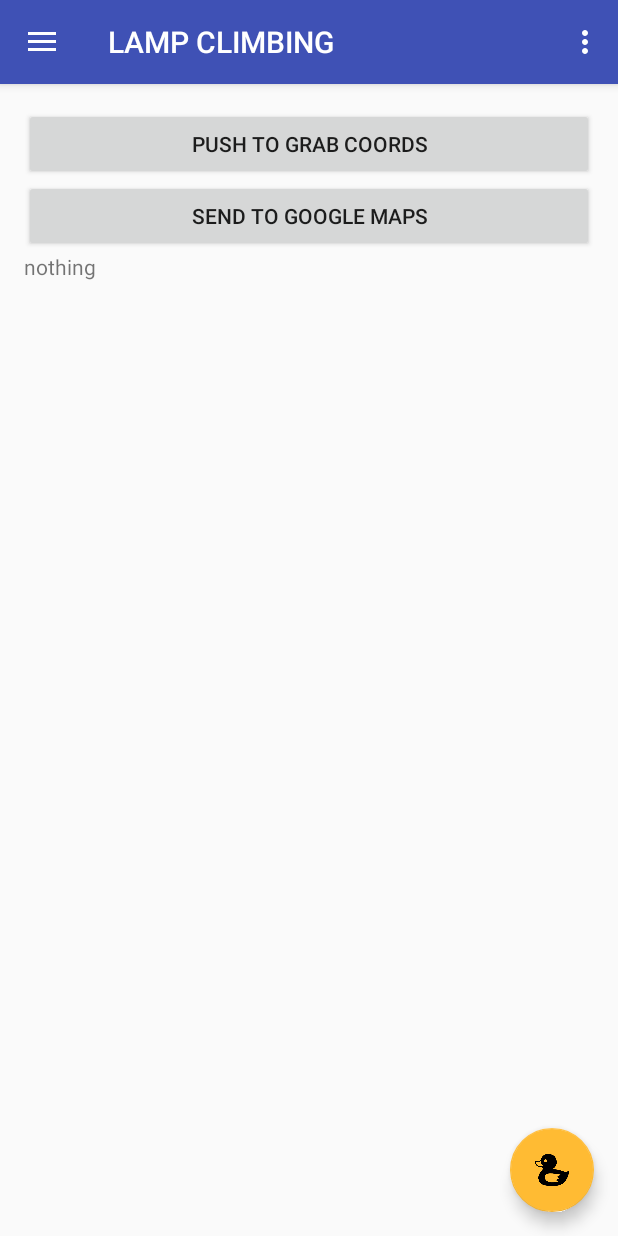
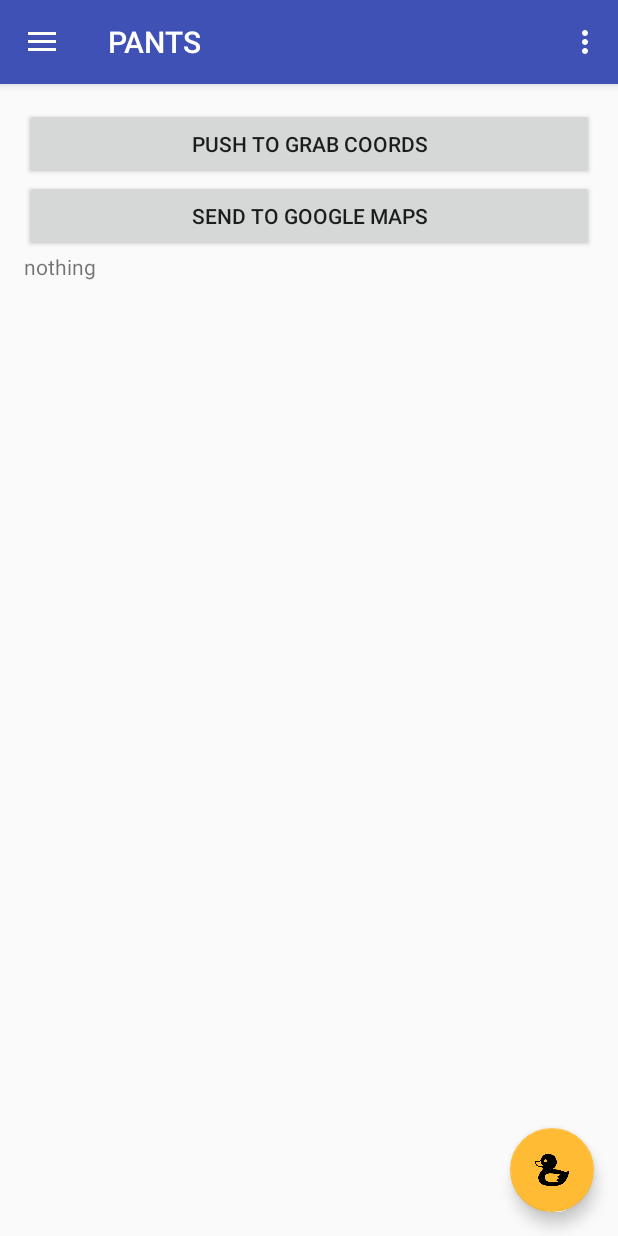
Before and after one commit to jj05y/ClimbingLogAndroidApp, an Android app: the screen it shows after launch (MainActivity), in the side drawer, after a tap on "TestGPS", on a phone screen of 412 x 824 dp. Run offline under Robolectric (Android 15) with nearby library versions, the phone set to English and light mode, and no system bars; pictures from the network do not load.

Commit message:
cleaning of junk code

```diff
--- a/app/src/main/java/nils/and/lamp/app/Activities/MainActivity.java
+++ b/app/src/main/java/nils/and/lamp/app/Activities/MainActivity.java
@@ -1,5 +1,6 @@
 package nils.and.lamp.app.Activities;
 
+import android.content.Context;
 import android.content.pm.PackageManager;
 import android.graphics.Bitmap;
 import android.graphics.BitmapFactory;
@@ -34,8 +35,8 @@ import nils.and.lamp.app.R;
 public class MainActivity extends AppCompatActivity
         implements NavigationView.OnNavigationItemSelectedListener, ClimbBrowser.OnFragmentInteractionListener, ClimbCreator.OnFragmentInteractionListener, TestGps.OnFragmentInteractionListener {
 
-    private static final int MY_PERMISSIONS_REQUEST_FINE_LOCATION = 9998;
     private ClimbDataBaseHandler dataBaseHandler;
+    private Context context;
 
     @Override
     protected void onCreate(Bundle savedInstanceState) {
@@ -43,6 +44,8 @@ public class MainActivity extends AppCompatActivity
         setContentView(R.layout.activity_main);
         Toolbar toolbar = (Toolbar) findViewById(R.id.toolbar);
         setSupportActionBar(toolbar);
+
+        context = this;
 
         FloatingActionButton fab = (FloatingActionButton) findViewById(R.id.fab);
         fab.setOnClickListener(new View.OnClickListener() {
@@ -53,27 +56,29 @@ public class MainActivity extends AppCompatActivity
             }
         });
 
+
+        new Thread(new Runnable() {
+            @Override
+            public void run() {
                 if (dataBaseHandler == null) {
-            dataBaseHandler = new ClimbDataBaseHandler(getApplicationContext());
+                    dataBaseHandler = new ClimbDataBaseHandler(context);
                 }
-
-
                 if (dataBaseHandler.isEmpty()) {
-
+                    //Toast.makeText(context, "Filling Database with pre-loaded climbs", Toast.LENGTH_SHORT).show();
                     Bitmap climb1 = BitmapFactory.decodeResource(getResources(), R.drawable.climb1);
                     Bitmap climb3 = BitmapFactory.decodeResource(getResources(), R.drawable.climb3);
 
-
-            //TODO thread this
                     dataBaseHandler.addClimb("Street Fighter", "4c", "~10m","fab", climb1, "53.2713,-6.1074");
                     dataBaseHandler.addClimb("Tower Ridge Direct", "5c", "~20m","super fab",climb3,"53.2713,-6.1074");
                     dataBaseHandler.addClimb("Graham Crackers", "5a", "~25m","super fab",climb3,"53.2713,-6.1074");
                     dataBaseHandler.addClimb("Paradise Lost", "4a", "~20m","super super fab",climb1,"53.2713,-6.1074");
                     dataBaseHandler.addClimb("Stereo-Tentacles", "5a", "~15m","super super super fab",climb3,"53.2713,-6.1074");
                     Log.d("DB", "added some climbs");
+                    //Toast.makeText(context, "Finished loading climbs", Toast.LENGTH_SHORT).show();
+                }
+            }
+        }).start();
 
-
-        }
 
 
         DrawerLayout drawer = (DrawerLayout) findViewById(R.id.drawer_layout);
@@ -119,6 +124,7 @@ public class MainActivity extends AppCompatActivity
 
         //noinspection SimplifiableIfStatement
         if (id == R.id.action_settings) {
+            //TODO preferences fragment :( not sure about the implications of this
             return true;
         }
 
@@ -130,57 +136,31 @@ public class MainActivity extends AppCompatActivity
     public boolean onNavigationItemSelected(MenuItem item) {
         // Handle navigation view item clicks here.
         int id = item.getItemId();
+        FragmentManager fragmentManager = getSupportFragmentManager();
 
         if (id == R.id.nav_browse) {
-            // Handle the joe action
-            // Create a new fragment and specify the planet to show based on position
-            Fragment fragment = new ClimbBrowser();
-
-
-            // Insert the fragment by replacing any existing fragment
-            FragmentManager fragmentManager = getSupportFragmentManager();
             fragmentManager.beginTransaction()
-                    .replace(R.id.frame_frag, fragment)
+                    .replace(R.id.frame_frag, new ClimbBrowser())
                     .commit();
 
-            // Highlight the selected item, update the title, and close the drawer
-          //  mDrawerList.setItemChecked(position, true);
-         //   setTitle(mPlanetTitles[position]);
-         //   mDrawerLayout.closeDrawer(mDrawerList);
+            setTitle("Browse Climbs");
         } else if (id == R.id.nav_create) {
-            // Handle the joe action
-            // Create a new fragment and specify the planet to show based on position
-            Fragment fragment = new ClimbCreator();
-
-
-            // Insert the fragment by replacing any existing fragment
-            FragmentManager fragmentManager = getSupportFragmentManager();
             fragmentManager.beginTransaction()
-                    .replace(R.id.frame_frag, fragment)
+                    .replace(R.id.frame_frag, new ClimbCreator())
                     .commit();
 
-            // Highlight the selected item, update the title, and close the drawer
-            //  mDrawerList.setItemChecked(position, true);
-            //   setTitle(mPlanetTitles[position]);
-            //   mDrawerLayout.closeDrawer(mDrawerList);
-
-     /*   } else if (id == R.id.nav_share) {
-
-        } else if (id == R.id.nav_send) {*/
-
+               setTitle("Climb Creator");
         } else if (id == R.id.nav_search) {
             Toast.makeText(this, "Retrieving Online Database", Toast.LENGTH_SHORT).show();
             Toast.makeText(this, "Na, Just Kidding", Toast.LENGTH_SHORT).show();
 
+            setTitle("Browse Online");
         } else if (id == R.id.nav_gps) {
-            Fragment fragment = new TestGps();
-
-            FragmentManager fragmentManager = getSupportFragmentManager();
             fragmentManager.beginTransaction()
-                    .replace(R.id.frame_frag, fragment)
+                    .replace(R.id.frame_frag, new TestGps())
                     .commit();
 
-
+            setTitle("PANTS");
         }
 
         DrawerLayout drawer = (DrawerLayout) findViewById(R.id.drawer_layout);
```
Lines whose indentation alone changed are shown as unchanged.
